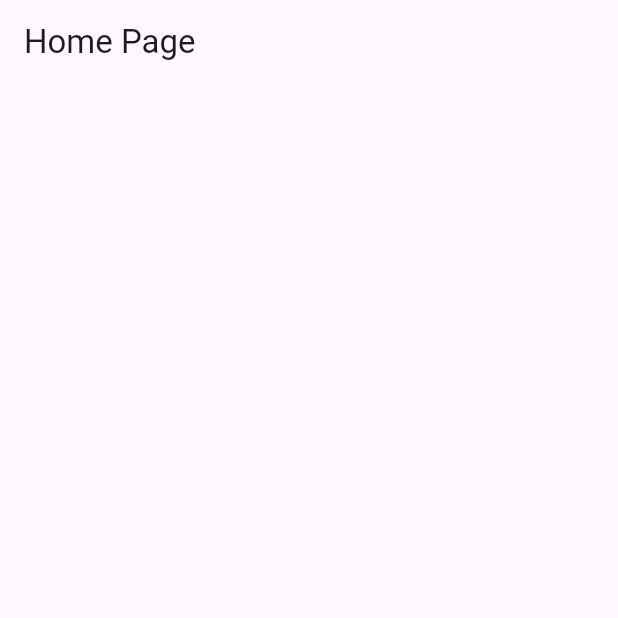
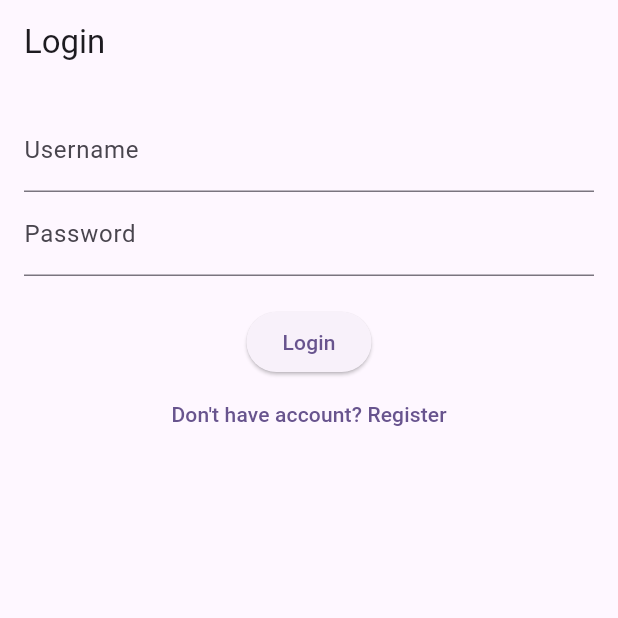
Before and after one commit to Lyan-Nandyan/adbo, a Flutter app: the screen it shows after launch, on a phone screen of 412 x 824 dp, the top half of it. Run offline on Flutter 3.47's test engine with Material 3 defaults, Android fonts, the phone set to English and light mode, and no system bars; our stand-ins replace hive, hive_flutter, shared_preferences; accounts and stored records are empty.

Commit message:
hrd sampai menu jadi oke

```diff
--- a/lib/home.dart
+++ /dev/null
@@ -1,19 +0,0 @@
-import 'package:flutter/material.dart';
-
-class Home extends StatefulWidget {
-  const Home({super.key});
-
-  @override
-  State<Home> createState() => _HomeState();
-}
-
-class _HomeState extends State<Home> {
-  @override
-  Widget build(BuildContext context) {
-    return Scaffold(
-      appBar: AppBar(
-        title: Text('Home Page'),
-      ),
-    );
-  }
-}
--- /dev/null
+++ b/lib/loginHrd.dart
@@ -0,0 +1,116 @@
+import 'package:flutter/material.dart';
+import 'package:hive_flutter/hive_flutter.dart';
+import 'package:adbo/homeHrd.dart';
+import 'package:adbo/regisHrd.dart';
+import 'package:shared_preferences/shared_preferences.dart';
+import '../models/boxes.dart';
+import '../models/hrd.dart'; // <-- ganti import ke Hrd
+
+class Loginhrd extends StatefulWidget {
+  const Loginhrd({super.key});
+
+  @override
+  State<Loginhrd> createState() => _LoginhrdState();
+}
+
+class _LoginhrdState extends State<Loginhrd> {
+  final _formKey = GlobalKey<FormState>();
+  final _usernameCtrl = TextEditingController();
+  final _passwordCtrl = TextEditingController();
+
+  Future<void> _login() async {
+    if (_formKey.currentState!.validate()) {
+      Box<Hrd> hrdBox = Hive.box<Hrd>(HiveBox.hrd);
+
+      bool loginSuccess = hrdBox.values.any(
+        (hrd) =>
+            hrd.nama == _usernameCtrl.text &&
+            hrd.password == _passwordCtrl.text,
+      );
+
+      if (loginSuccess) {
+        SharedPreferences prefs = await SharedPreferences.getInstance();
+        await prefs.setBool('isLoggedIn', true);
+        await prefs.setString('username', _usernameCtrl.text);
+        ScaffoldMessenger.of(
+          context,
+        ).showSnackBar(const SnackBar(
+          content: Text('Login Berhasil'),
+          backgroundColor: Colors.green,
+        ));
+
+        Navigator.pushReplacement(
+          context,
+          MaterialPageRoute(
+            builder: (context) => const HomeHrd(),
+          ),
+        );
+      } else {
+        ScaffoldMessenger.of(
+          context,
+        ).showSnackBar(const SnackBar(
+          content: Text('username atau password salah'),
+          backgroundColor: Colors.red,
+        ));
+      }
+    }
+  }
+
+  @override
+  void dispose() {
+    _usernameCtrl.dispose();
+    _passwordCtrl.dispose();
+    super.dispose();
+  }
+
+  @override
+  Widget build(BuildContext context) {
+    return Scaffold(
+      appBar: AppBar(title: const Text('Login')),
+      body: Padding(
+        padding: const EdgeInsets.all(16.0),
+        child: Form(
+          key: _formKey,
+          child: Column(
+            children: [
+              TextFormField(
+                controller: _usernameCtrl,
+                decoration: const InputDecoration(labelText: 'Username'),
+                validator: (value) {
+                  if (value == null || value.isEmpty) {
+                    return 'Please enter username';
+                  }
+                  return null;
+                },
+              ),
+              TextFormField(
+                controller: _passwordCtrl,
+                decoration: const InputDecoration(labelText: 'Password'),
+                obscureText: true,
+                validator: (value) {
+                  if (value == null || value.isEmpty) {
+                    return 'Please enter password';
+                  }
+                  return null;
+                },
+              ),
+              const SizedBox(height: 20),
+              ElevatedButton(onPressed: _login, child: const Text('Login')),
+              TextButton(
+                onPressed: () {
+                  Navigator.pushReplacement(
+                    context,
+                    MaterialPageRoute(
+                      builder: (context) => const Regishrd(),
+                    ),
+                  );
+                },
+                child: const Text('Don\'t have account? Register'),
+              ),
+            ],
+          ),
+        ),
+      ),
+    );
+  }
+}
--- a/lib/main.dart
+++ b/lib/main.dart
@@ -1,15 +1,22 @@
-import 'package:adbo/home.dart';
+import 'package:adbo/homeHrd.dart';
+import 'package:adbo/loginHrd.dart'; // Ganti ke loginHrd
 import 'package:adbo/models/boxes.dart';
+import 'package:adbo/models/hrd.dart';
 import 'package:adbo/models/karyawan.dart';
 import 'package:flutter/material.dart';
-import 'package:hive_flutter/adapters.dart';
+import 'package:hive_flutter/hive_flutter.dart';
+import 'package:shared_preferences/shared_preferences.dart';
 
 void main() async {
+  WidgetsFlutterBinding.ensureInitialized();
   await Hive.initFlutter();
 
-  // karyawan box
+  // Daftarkan adapter dan buka box
   Hive.registerAdapter(KaryawanAdapter());
-  await Hive.openBox(HiveBox.karyawan);
+  await Hive.openBox<Karyawan>(HiveBox.karyawan);
+
+  Hive.registerAdapter(HrdAdapter());
+  await Hive.openBox<Hrd>(HiveBox.hrd);
 
   runApp(const MyApp());
 }
@@ -17,14 +24,33 @@ void main() async {
 class MyApp extends StatelessWidget {
   const MyApp({super.key});
 
+  Future<bool> _isLoggedIn() async {
+    final prefs = await SharedPreferences.getInstance();
+    return prefs.getBool('isLoggedIn') ?? false;
+  }
+
   @override
   Widget build(BuildContext context) {
     return MaterialApp(
-        title: 'Flutter Demo',
-        theme: ThemeData(
-          colorScheme: ColorScheme.fromSeed(seedColor: Colors.deepPurple),
-          useMaterial3: true,
-        ),
-        home: Home());
+      title: 'ADBO HRD App',
+      theme: ThemeData(
+        colorScheme: ColorScheme.fromSeed(seedColor: Colors.deepPurple),
+        useMaterial3: true,
+      ),
+      home: FutureBuilder<bool>(
+        future: _isLoggedIn(),
+        builder: (context, snapshot) {
+          if (snapshot.connectionState == ConnectionState.waiting) {
+            return const Scaffold(
+              body: Center(child: CircularProgressIndicator()),
+            );
+          } else if (snapshot.data == true) {
+            return const HomeHrd();
+          } else {
+            return const Loginhrd(); // ganti ke LoginHrd sesuai namamu
+          }
+        },
+      ),
+    );
   }
 }
--- a/lib/models/absensi.dart
+++ b/lib/models/absensi.dart
@@ -15,6 +15,7 @@ class Absensi extends HiveObject {
   @HiveField(3)
   final DateTime? checkOut;
 
+
   Absensi({
     required this.nama,
     required this.idKaryawan,
--- a/lib/models/hrd.dart
+++ b/lib/models/hrd.dart
@@ -15,5 +15,9 @@ class Hrd extends HiveObject {
   @HiveField(3)
   final String email;
 
-  Hrd({required this.nama, required this.password, required this.jabatan, required this.email});
+  Hrd(
+      {required this.nama,
+      required this.password,
+      required this.jabatan,
+      required this.email});
 }
```
Also changed, not shown: lib/homeHrd.dart (added, +96 -0 lines), lib/regisHrd.dart (added, +133 -0 lines), 1 other file.
